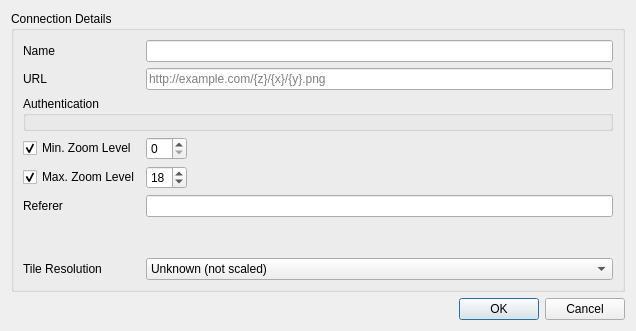
Before: the Qt Designer form src/ui/qgsxyzconnectiondialog.ui in qgis/QGIS, drawn with Qt 5.
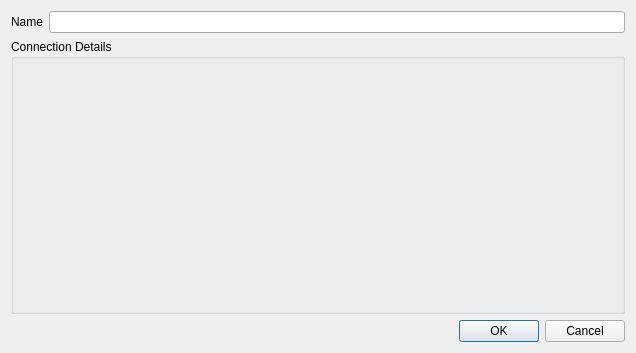
After: the same form once the commit is applied. Custom widgets are drawn as their Qt base class.

Commit message: Reuse QgsXyzSourceWidget in QgsXyzConnectionDialog

```diff
--- a/src/ui/qgsxyzconnectiondialog.ui
+++ b/src/ui/qgsxyzconnectiondialog.ui
@@ -7,177 +7,35 @@
     <x>0</x>
     <y>0</y>
     <width>636</width>
-    <height>331</height>
+    <height>353</height>
    </rect>
   </property>
   <property name="windowTitle">
    <string>XYZ Connection</string>
   </property>
-  <layout class="QVBoxLayout" name="verticalLayout">
-   <item>
-    <widget class="QGroupBox" name="mGroupBox">
+  <layout class="QGridLayout" name="gridLayout_2">
+   <item row="0" column="0">
+    <widget class="QLabel" name="label">
+     <property name="text">
+      <string>Name</string>
+     </property>
+    </widget>
+   </item>
+   <item row="0" column="1">
+    <widget class="QLineEdit" name="mEditName">
+     <property name="toolTip">
+      <string>Name of the new connection</string>
+     </property>
+    </widget>
+   </item>
+   <item row="2" column="0" colspan="2">
+    <widget class="QGroupBox" name="mConnectionGroupBox">
      <property name="title">
       <string>Connection Details</string>
      </property>
-     <layout class="QGridLayout" name="gridLayout">
-      <item row="10" column="2">
-       <spacer name="verticalSpacer">
-        <property name="orientation">
-         <enum>Qt::Vertical</enum>
-        </property>
-        <property name="sizeHint" stdset="0">
-         <size>
-          <width>20</width>
-          <height>40</height>
-         </size>
-        </property>
-       </spacer>
-      </item>
-      <item row="9" column="2">
-       <widget class="QLineEdit" name="mEditReferer">
-        <property name="toolTip">
-         <string>Optional custom referer</string>
-        </property>
-       </widget>
-      </item>
-      <item row="1" column="0">
-       <widget class="QLabel" name="label_2">
-        <property name="text">
-         <string>URL</string>
-        </property>
-       </widget>
-      </item>
-      <item row="8" column="2">
-       <widget class="QgsSpinBox" name="mSpinZMax">
-        <property name="sizePolicy">
-         <sizepolicy hsizetype="Maximum" vsizetype="Fixed">
-          <horstretch>0</horstretch>
-          <verstretch>0</verstretch>
-         </sizepolicy>
-        </property>
-        <property name="value">
-         <number>18</number>
-        </property>
-       </widget>
-      </item>
-      <item row="0" column="0" colspan="2">
-       <widget class="QLabel" name="label">
-        <property name="text">
-         <string>Name</string>
-        </property>
-       </widget>
-      </item>
-      <item row="2" column="0" rowspan="2" colspan="3">
-       <widget class="QGroupBox" name="mAuthGroupBox">
-        <property name="title">
-         <string>Authentication</string>
-        </property>
-        <layout class="QVBoxLayout" name="verticalLayout_3">
-         <property name="leftMargin">
-          <number>6</number>
-         </property>
-         <property name="topMargin">
-          <number>6</number>
-         </property>
-         <property name="rightMargin">
-          <number>6</number>
-         </property>
-         <property name="bottomMargin">
-          <number>6</number>
-         </property>
-         <item>
-          <widget class="QgsAuthSettingsWidget" name="mAuthSettings" native="true"/>
-         </item>
-        </layout>
-       </widget>
-      </item>
-      <item row="0" column="2">
-       <widget class="QLineEdit" name="mEditName">
-        <property name="toolTip">
-         <string>Name of the new connection</string>
-        </property>
-       </widget>
-      </item>
-      <item row="9" column="0" colspan="2">
-       <widget class="QLabel" name="lblReferer">
-        <property name="text">
-         <string>Referer</string>
-        </property>
-        <property name="buddy">
-         <cstring>mEditReferer</cstring>
-        </property>
-       </widget>
-      </item>
-      <item row="1" column="2">
-       <widget class="QLineEdit" name="mEditUrl">
-        <property name="toolTip">
-         <string>URL of the connection, {x}, {y}, and {z} will be replaced with actual values. Use {-y} for inverted y axis.</string>
-        </property>
-        <property name="placeholderText">
-         <string>http://example.com/{z}/{x}/{y}.png</string>
-        </property>
-       </widget>
-      </item>
-      <item row="8" column="0" colspan="2">
-       <widget class="QCheckBox" name="mCheckBoxZMax">
-        <property name="text">
-         <string>Max. Zoom Level</string>
-        </property>
-        <property name="checked">
-         <bool>true</bool>
-        </property>
-       </widget>
-      </item>
-      <item row="4" column="0" colspan="2">
-       <widget class="QCheckBox" name="mCheckBoxZMin">
-        <property name="text">
-         <string>Min. Zoom Level</string>
-        </property>
-        <property name="checked">
-         <bool>true</bool>
-        </property>
-       </widget>
-      </item>
-      <item row="4" column="2">
-       <widget class="QgsSpinBox" name="mSpinZMin">
-        <property name="sizePolicy">
-         <sizepolicy hsizetype="Maximum" vsizetype="Fixed">
-          <horstretch>0</horstretch>
-          <verstretch>0</verstretch>
-         </sizepolicy>
-        </property>
-       </widget>
-      </item>
-      <item row="11" column="0">
-       <widget class="QLabel" name="label_3">
-        <property name="text">
-         <string>Tile Resolution</string>
-        </property>
-       </widget>
-      </item>
-      <item row="11" column="2">
-       <widget class="QComboBox" name="mComboTileResolution">
-        <item>
-         <property name="text">
-          <string>Unknown (not scaled)</string>
-         </property>
-        </item>
-        <item>
-         <property name="text">
-          <string>Standard (256x256 / 96 DPI)</string>
-         </property>
-        </item>
-        <item>
-         <property name="text">
-          <string>High (512x512 / 192 DPI)</string>
-         </property>
-        </item>
-       </widget>
-      </item>
-     </layout>
     </widget>
    </item>
-   <item>
+   <item row="3" column="0" colspan="2">
     <widget class="QDialogButtonBox" name="buttonBox">
      <property name="orientation">
       <enum>Qt::Horizontal</enum>
@@ -189,28 +47,6 @@
    </item>
   </layout>
  </widget>
- <customwidgets>
-  <customwidget>
-   <class>QgsAuthSettingsWidget</class>
-   <extends>QWidget</extends>
-   <header>auth/qgsauthsettingswidget.h</header>
-   <container>1</container>
-  </customwidget>
-  <customwidget>
-   <class>QgsSpinBox</class>
-   <extends>QSpinBox</extends>
-   <header>qgsspinbox.h</header>
-  </customwidget>
- </customwidgets>
- <tabstops>
-  <tabstop>mEditName</tabstop>
-  <tabstop>mEditUrl</tabstop>
-  <tabstop>mCheckBoxZMin</tabstop>
-  <tabstop>mSpinZMin</tabstop>
-  <tabstop>mCheckBoxZMax</tabstop>
-  <tabstop>mSpinZMax</tabstop>
-  <tabstop>mEditReferer</tabstop>
- </tabstops>
  <resources/>
  <connections>
   <connection>
```
The commit also changes 5 other files.
